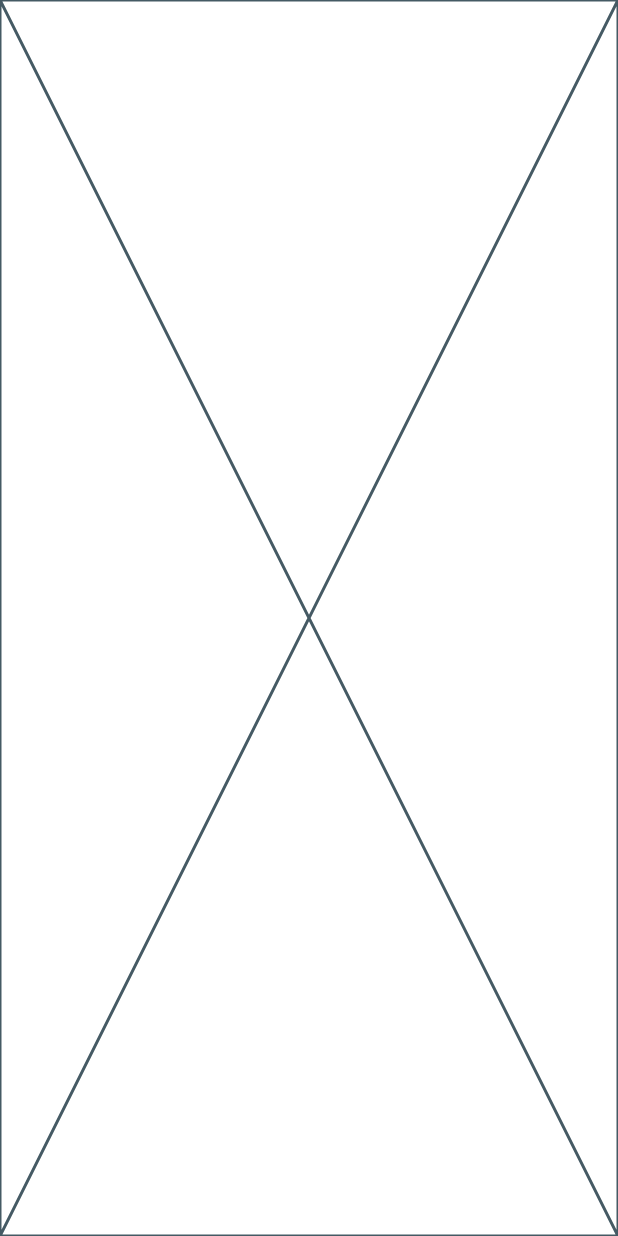
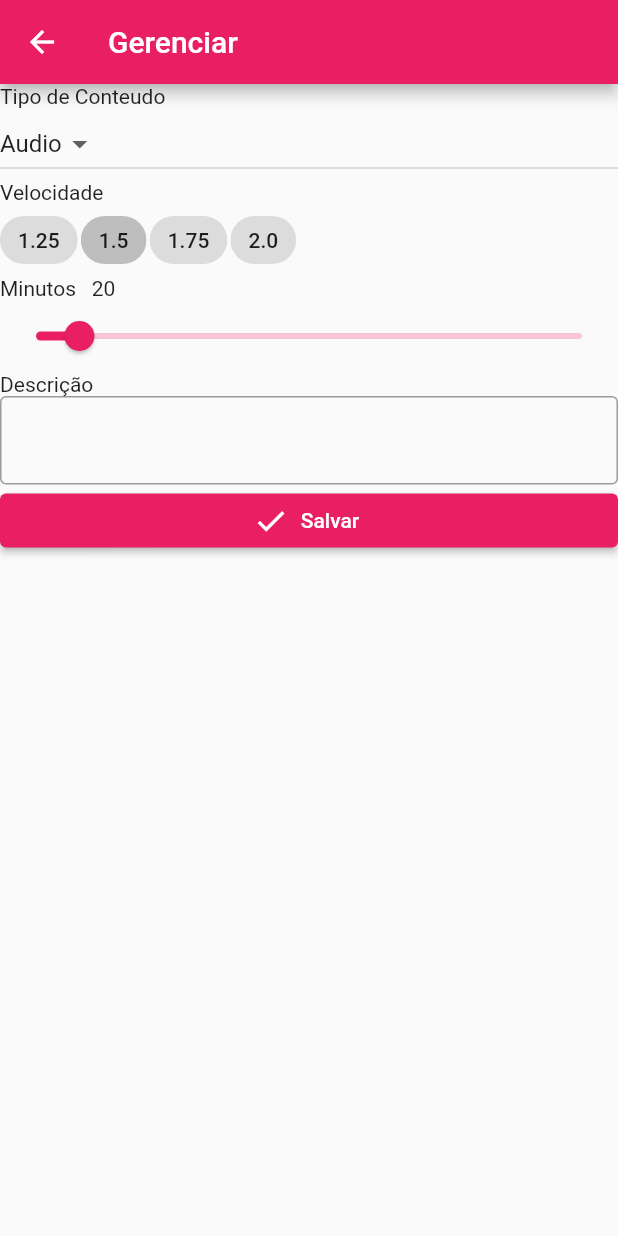
Before and after one commit to icesousa/tempusapp, a Flutter app: the screen it shows after launch, after a tap on "Adicionar", on a phone screen of 412 x 824 dp. Run offline on Flutter 3.47's test engine with Material 2 defaults, Android fonts, the phone set to English and light mode, and no system bars; our stand-ins replace hive, hive_flutter; accounts and stored records are empty.

Commit message:
new pages, new model

```diff
--- /dev/null
+++ b/lib/conteudo.dart
@@ -0,0 +1,32 @@
+import 'dart:math';
+
+class Conteudo{
+ int id = Random().nextInt(9999999);
+final String descricao;
+final String tipo;
+final int minutos;
+final double velocidade;
+late  int tempo;
+
+
+  Conteudo(this.descricao, this.tipo, this.minutos, this.velocidade, ){
+    tempo = (minutos/velocidade).round();
+  }
+
+
+
+
+  Map<String, dynamic> tomap()   {
+    return{
+       'id' : id,
+    'descricao' : descricao,
+    'tipo' : tipo,
+    'minutos' : minutos,
+    'velocidade': velocidade,
+    'tempo' : tempo,
+
+    };
+
+
+  }
+}
--- a/lib/gerenciar_page.dart
+++ b/lib/gerenciar_page.dart
@@ -1,4 +1,7 @@
+
 import 'package:flutter/material.dart';
+import 'package:tempusapp/conteudo.dart';
+import 'repository.dart';
 
 class GerenciarPage extends StatefulWidget {
   const GerenciarPage({super.key});
@@ -8,8 +11,86 @@ class GerenciarPage extends StatefulWidget {
 }
 
 class _GerenciarPageState extends State<GerenciarPage> {
+  String? _tipo = 'Audio';
+  int? _indexvelocidade = 1;
+  double _minutes = 20;
+
+  List<double> _velocidadelist = [
+    1.25,
+    1.50,
+    1.75,
+    2.0,
+  ];
+  TextEditingController _descricaocontroller = TextEditingController();
+  ConteudoRepository repository = ConteudoRepository();
+
   @override
   Widget build(BuildContext context) {
-    return const Placeholder();
+    return Scaffold(
+        appBar: AppBar(
+          title: Text('Gerenciar'),
+        ),
+        body: ListView(
+          children: [
+            Text('Tipo de Conteudo'),
+            DropdownButton<String>(
+                items: [
+                  DropdownMenuItem(child: Text('Audio'), value: 'Audio'),
+                  DropdownMenuItem(child: Text('Video'), value: 'Video'),
+                ],
+                value: _tipo,
+                onChanged: (novovalor) {
+                  setState(() {
+                    _tipo = novovalor;
+                  });
+                }),
+            Text('Velocidade'),
+            Wrap(
+              children: List<Widget>.generate(_velocidadelist.length, (index) {
+                return ChoiceChip(
+                  label: Text(_velocidadelist.elementAt(index).toString()),
+                  selected: _indexvelocidade == index,
+                  onSelected: (bool selected) {
+                    setState(() {
+                      _indexvelocidade = selected ? index : null;
+                    });
+                  },
+                );
+              }),
+            ),
+            Text('Minutos   ${_minutes.round()}'),
+            Slider(
+                min: 1,
+                max: 240,
+                value: _minutes,
+                onChanged: (novominuto) {
+                  setState(() {
+                    _minutes = novominuto;
+                  });
+                }),
+            Text('Descrição'),
+            TextField(
+              controller: _descricaocontroller,
+              decoration: InputDecoration(
+                border: OutlineInputBorder(),
+              ),
+            ),
+            ElevatedButton.icon(
+                onPressed: () {
+                  var conteudo = Conteudo(
+                    _descricaocontroller.text,
+                    _tipo!,
+                    _minutes.round(),
+                    _velocidadelist[_indexvelocidade!],
+                  );
+                  setState(() {
+                   repository.adicionarConteudo(conteudo);
+
+                  });
+                },
+                icon: Icon(Icons.check),
+                label: Text('Salvar'))
+          ],
+        ));
   }
 }
--- a/lib/home_page.dart
+++ b/lib/home_page.dart
@@ -1,8 +1,6 @@
 import 'package:flutter/material.dart';
-import 'package:flutter/src/widgets/framework.dart';
-import 'package:flutter/src/widgets/placeholder.dart';
 
-import 'atividades_page.dart';
+import 'consultar_page.dart';
 import 'gerenciar_page.dart';
 
 class HomePage extends StatefulWidget {
@@ -20,11 +18,13 @@ class _HomePageState extends State<HomePage> {
         title: Text('Tempus'),
       ),
       body: Column(
+        mainAxisAlignment: MainAxisAlignment.spaceBetween,
+        crossAxisAlignment: CrossAxisAlignment.stretch,
         children: [
           TextButton.icon(
               onPressed: () {
                 Navigator.push(context,
-                    MaterialPageRoute(builder: (context) => AtividadesPage()));
+                    MaterialPageRoute(builder: (context) => ConsultarPage()));
               },
               icon: Icon(Icons.search),
               label: Text('Consultar')),
--- a/lib/main.dart
+++ b/lib/main.dart
@@ -1,8 +1,16 @@
 import 'package:flutter/material.dart';
-
+import 'package:hive_flutter/hive_flutter.dart';
+import 'package:tempusapp/repository.dart';
 import 'home_page.dart';
 
-void main(){
+
+void main() async{
+  await Hive.initFlutter();
+await ConteudoRepository();
+
+
+
+
   runApp(TempusApp());
 }
 
@@ -11,8 +19,13 @@ class TempusApp extends StatelessWidget {
 
   @override
   Widget build(BuildContext context) {
+
+
     return MaterialApp(
       debugShowCheckedModeBanner: false,
+      theme: ThemeData(
+        primarySwatch: Colors.pink,
+      ),
       home: HomePage(),
     );
   }
--- /dev/null
+++ b/lib/repository.dart
@@ -0,0 +1,38 @@
+import 'package:hive/hive.dart';
+import 'package:hive_flutter/hive_flutter.dart';
+import 'package:tempusapp/conteudo.dart';
+
+class ConteudoRepository {
+    static late Box _conteudosBox;
+
+
+
+
+ConteudoRepository(){
+initRepository();
+}
+
+
+ initRepository()  {
+    OpenBoxe();
+
+  }
+
+OpenBoxe() async{
+  _conteudosBox = await Hive.openBox('conteudos');
+}
+
+
+
+  Box get conteudosBox => _conteudosBox;
+
+  Future<Box> abrirCaixa() async {
+    return await Hive.openBox('conteudos');
+  }
+
+  Future<void> adicionarConteudo(Conteudo conteudo) async {
+    var box = await abrirCaixa();
+    await box.put(conteudo.id, conteudo.tomap());
+    print(box.get(conteudo.id));
+  }
+}
--- a/pubspec.yaml
+++ b/pubspec.yaml
@@ -35,6 +35,8 @@ dependencies:
   # The following adds the Cupertino Icons font to your application.
   # Use with the CupertinoIcons class for iOS style icons.
   cupertino_icons: ^1.0.2
+  hive: ^2.2.3
+  hive_flutter: ^1.1.0
 
 dev_dependencies:
   flutter_test:
```
Also changed, not shown: lib/atividades_page.dart (deleted, +0 -16 lines), lib/consultar_page.dart (added, +37 -0 lines), pubspec.lock, 1 other file.
